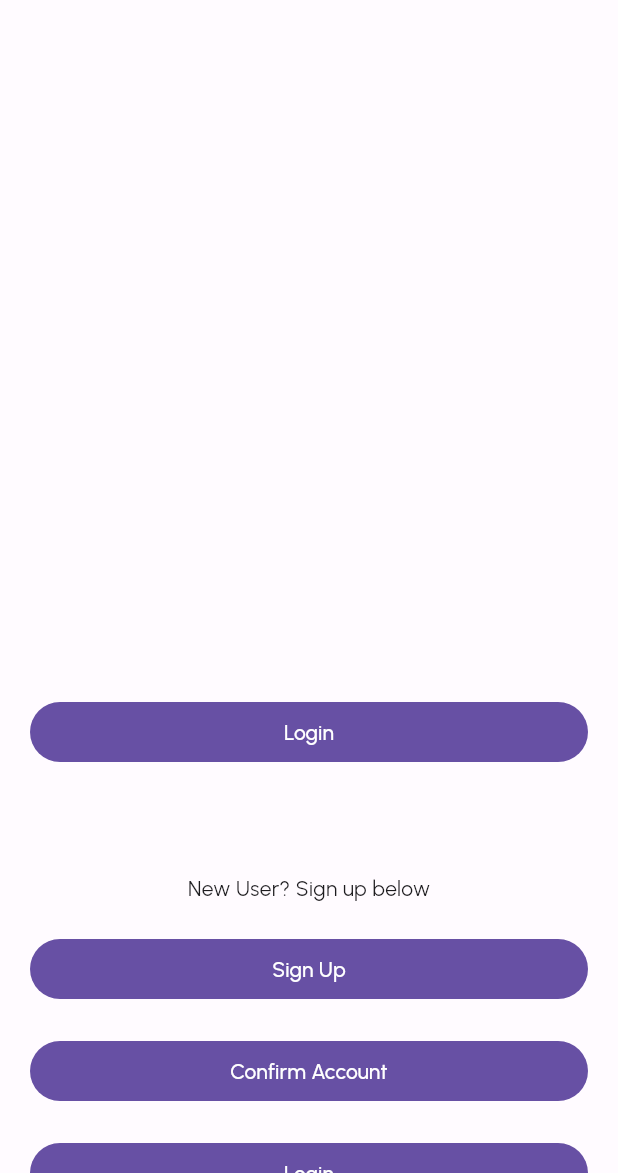
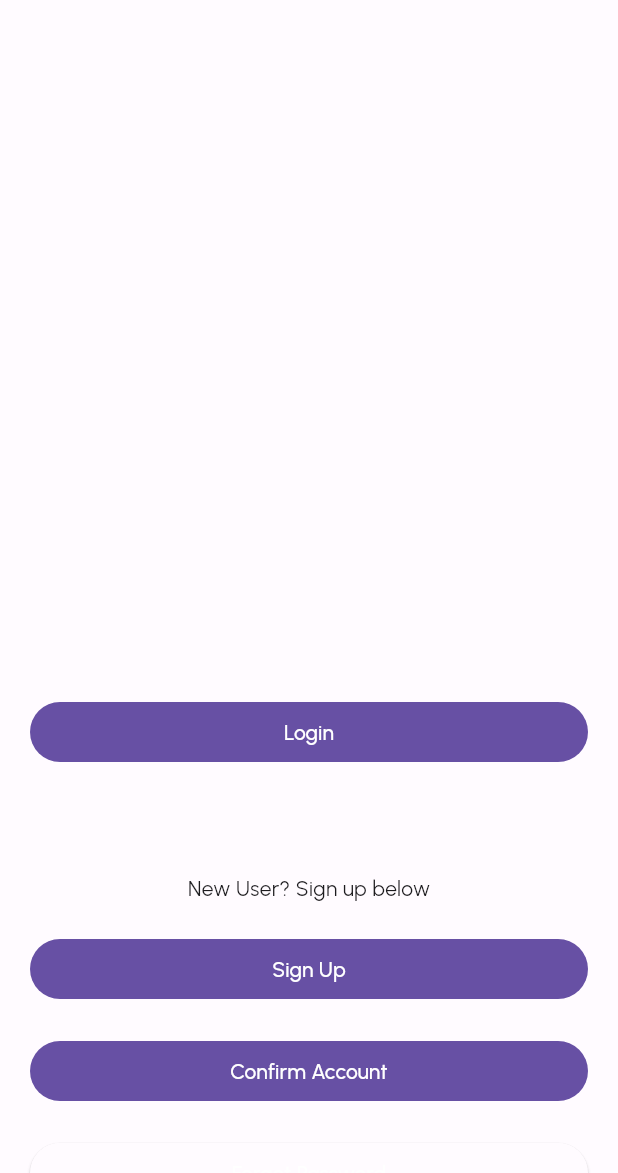
Before and after one commit to lbal837/capstone, a Flutter app: the screen it shows after launch, on a phone screen of 412 x 824 dp, the part 63-1236 px from its top. Run offline on Flutter 3.47's test engine with Material 2 defaults, Android fonts, the phone set to English and light mode, and no system bars; our stand-ins replace firebase_core, firebase_messaging, shared_preferences; missing offline and left inert: amazon_cognito_identity_dart_2; accounts and stored records are empty.

Commit message:
Remove duplicate home_screen.dart widgets

```diff
--- a/frontend/lib/ui/home/home_screen.dart
+++ b/frontend/lib/ui/home/home_screen.dart
@@ -50,7 +50,6 @@ class _MyHomePageState extends State<MyHomePage> {
                     const SizedBox(height: 40, child: Text('New User? Sign up below'),),
                     SignUpUserButton(screenSize: screenSize),
                     ConfirmUserButton(screenSize: screenSize),
-                    LoginUserButton(screenSize: screenSize),
                     ForgotPasswordButton(screenSize: screenSize),
                   ],
                 );
```
